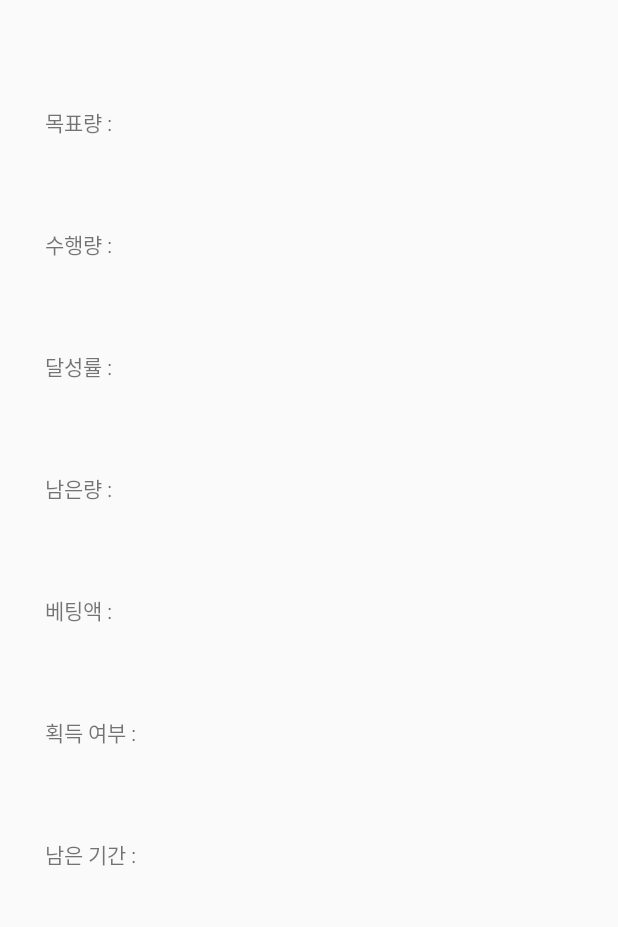
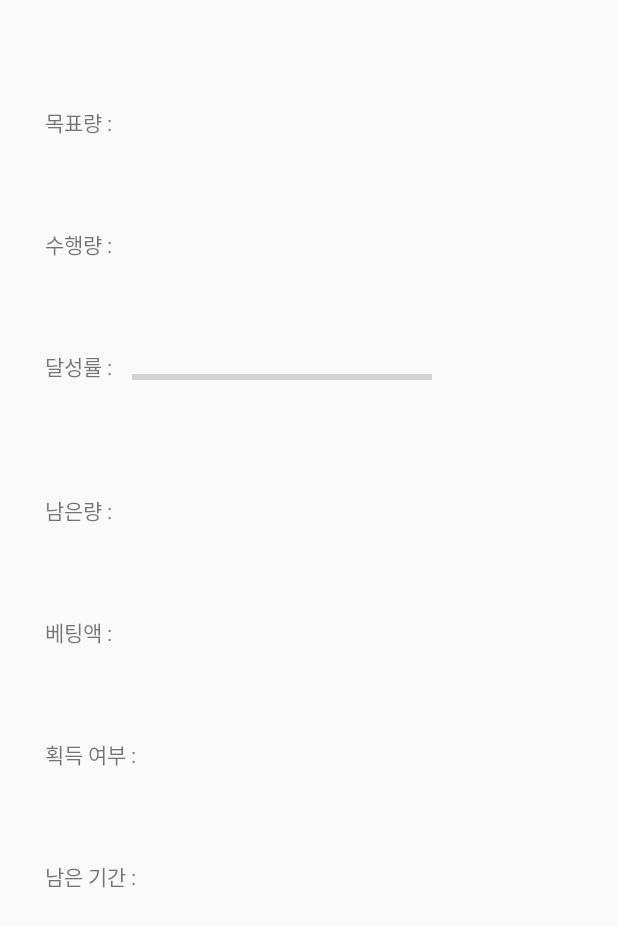
Before and after one commit to GeunTaekOh/GoalSnowBall, an Android app: the layout activity_today_achievement.xml on its own in the app's theme, with its tools: preview values and no code run, on a phone screen of 412 x 824 dp. Shown: the top 927 px of the screen. Run offline under Robolectric (Android 15) with nearby library versions, the phone set to English and light mode, and no system bars.

Commit message:
[기능구현] ProgressBar 구현

```diff
--- a/GoalSnowBall/app/src/main/res/layout/activity_today_achievement.xml
+++ b/GoalSnowBall/app/src/main/res/layout/activity_today_achievement.xml
@@ -79,9 +79,17 @@
                 android:layout_height="wrap_content"
                 android:text="달성률 : " />
 
+            <ProgressBar
+                android:layout_width="200dp"
+                android:layout_height="wrap_content"
+                android:id="@+id/progressbar"
+                android:layout_margin="10dp"
+                style="?android:attr/progressBarStyleHorizontal"
+                />
+
             <TextView
                 android:id="@+id/PercenttodayAchievementAmount"
-                android:layout_width="200dp"
+                android:layout_width="wrap_content"
                 android:layout_height="wrap_content"
                 android:layout_gravity="center" />
 
```
Also changed, not shown: GoalSnowBall/app/src/main/java/com/taek_aaa/goalsnowball/activity/TodayAchievementRateActivity.java (+29 -5 lines).
